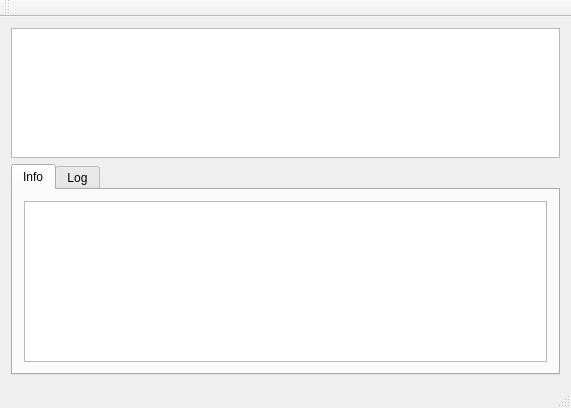
First picture: the form in teQuilla/mainwindow.ui, repository zhmu/tortilla, before the edit.
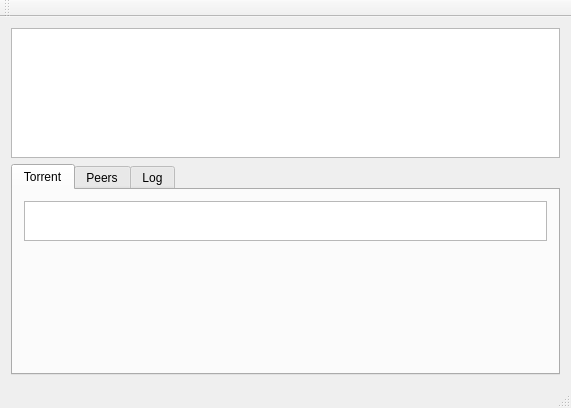
Second picture: the form after the edit.

```diff
--- a/teQuilla/mainwindow.ui
+++ b/teQuilla/mainwindow.ui
@@ -51,9 +51,61 @@
       <property name="currentIndex">
        <number>0</number>
       </property>
+      <widget class="QWidget" name="tabTorrent">
+       <attribute name="title">
+        <string>Torrent</string>
+       </attribute>
+       <layout class="QHBoxLayout" name="horizontalLayout_2">
+        <item>
+         <layout class="QVBoxLayout" name="verticalLayout_4">
+          <property name="sizeConstraint">
+           <enum>QLayout::SetDefaultConstraint</enum>
+          </property>
+          <property name="bottomMargin">
+           <number>0</number>
+          </property>
+          <item>
+           <widget class="QGraphicsView" name="graphicsView">
+            <property name="minimumSize">
+             <size>
+              <width>100</width>
+              <height>40</height>
+             </size>
+            </property>
+            <property name="maximumSize">
+             <size>
+              <width>16777215</width>
+              <height>40</height>
+             </size>
+            </property>
+            <property name="verticalScrollBarPolicy">
+             <enum>Qt::ScrollBarAlwaysOff</enum>
+            </property>
+            <property name="horizontalScrollBarPolicy">
+             <enum>Qt::ScrollBarAlwaysOff</enum>
+            </property>
+           </widget>
+          </item>
+          <item>
+           <spacer name="verticalSpacer">
+            <property name="orientation">
+             <enum>Qt::Vertical</enum>
+            </property>
+            <property name="sizeHint" stdset="0">
+             <size>
+              <width>20</width>
+              <height>40</height>
+             </size>
+            </property>
+           </spacer>
+          </item>
+         </layout>
+        </item>
+       </layout>
+      </widget>
       <widget class="QWidget" name="tabMain">
        <attribute name="title">
-        <string>Info</string>
+        <string>Peers</string>
        </attribute>
        <layout class="QHBoxLayout" name="horizontalLayout">
         <item>
```
Left out of the diff: 4 changed lines with no effect on the pictures.
